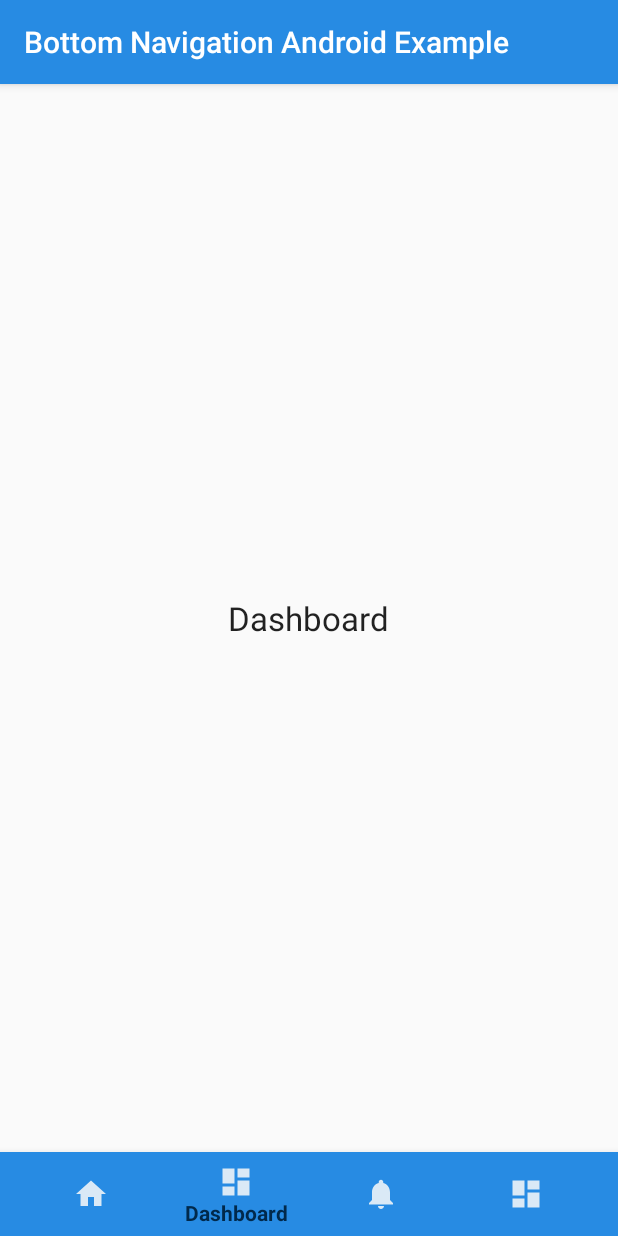
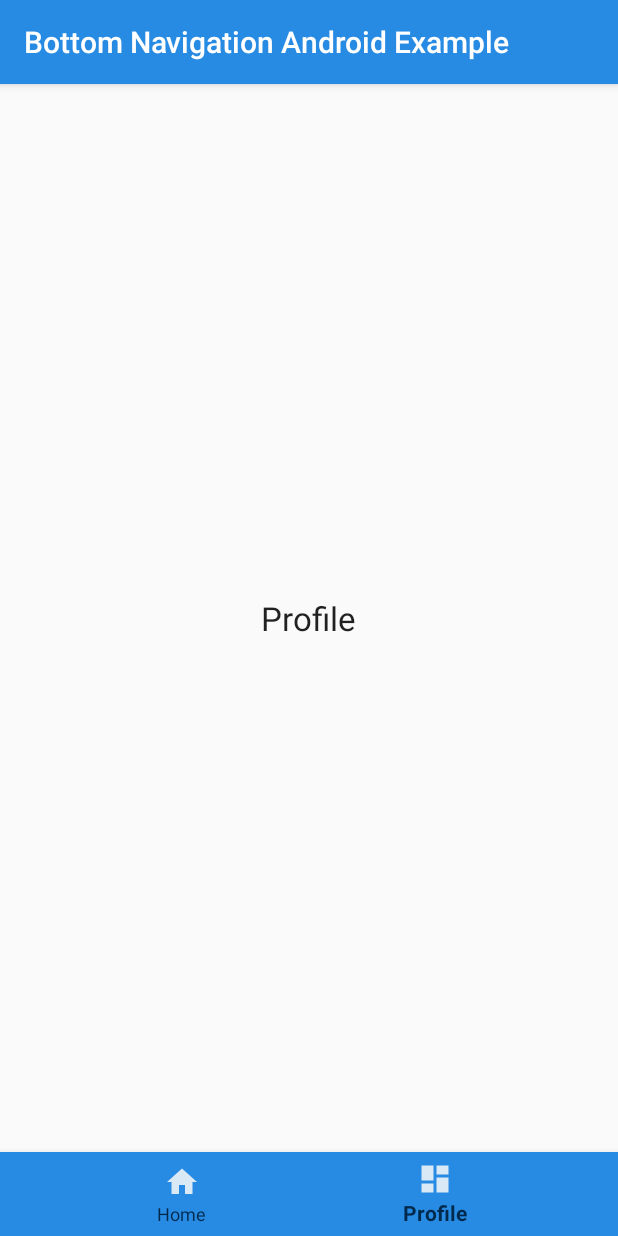
Before and after one commit to Bepen/ArtHouseGalleriaMobile, an Android app: the screen it shows after launch (MainActivity), item 2 of the bottom bar chosen, on a phone screen of 412 x 824 dp. Run offline under Robolectric (Android 15) with nearby library versions, the phone set to English and light mode, and no system bars.

Commit message:
removed dashboard and notifications tabs

```diff
--- a/app/src/main/java/com/example/arthouseapp/MainActivity.java
+++ b/app/src/main/java/com/example/arthouseapp/MainActivity.java
@@ -48,14 +48,6 @@ public class MainActivity extends AppCompatActivity implements BottomNavigationV
                 fragment = new HomeFragment();
                 break;
 
-            case R.id.navigation_dashboard:
-                fragment = new DashboardFragment();
-                break;
-
-            case R.id.navigation_notifications:
-                fragment = new NotificationsFragment();
-                break;
-
             case R.id.navigation_profile:
                 fragment = new ProfileFragment();
                 break;
--- a/app/src/main/res/menu/navigation.xml
+++ b/app/src/main/res/menu/navigation.xml
@@ -7,16 +7,6 @@
         android:title="@string/title_home" />
 
     <item
-        android:id="@+id/navigation_dashboard"
-        android:icon="@drawable/ic_dashboard_black_24dp"
-        android:title="@string/title_dashboard" />
-
-    <item
-        android:id="@+id/navigation_notifications"
-        android:icon="@drawable/ic_notifications_black_24dp"
-        android:title="@string/title_notifications" />
-
-    <item
         android:id="@+id/navigation_profile"
         android:icon="@drawable/ic_dashboard_black_24dp"
         android:title="@string/title_profile" />
```
